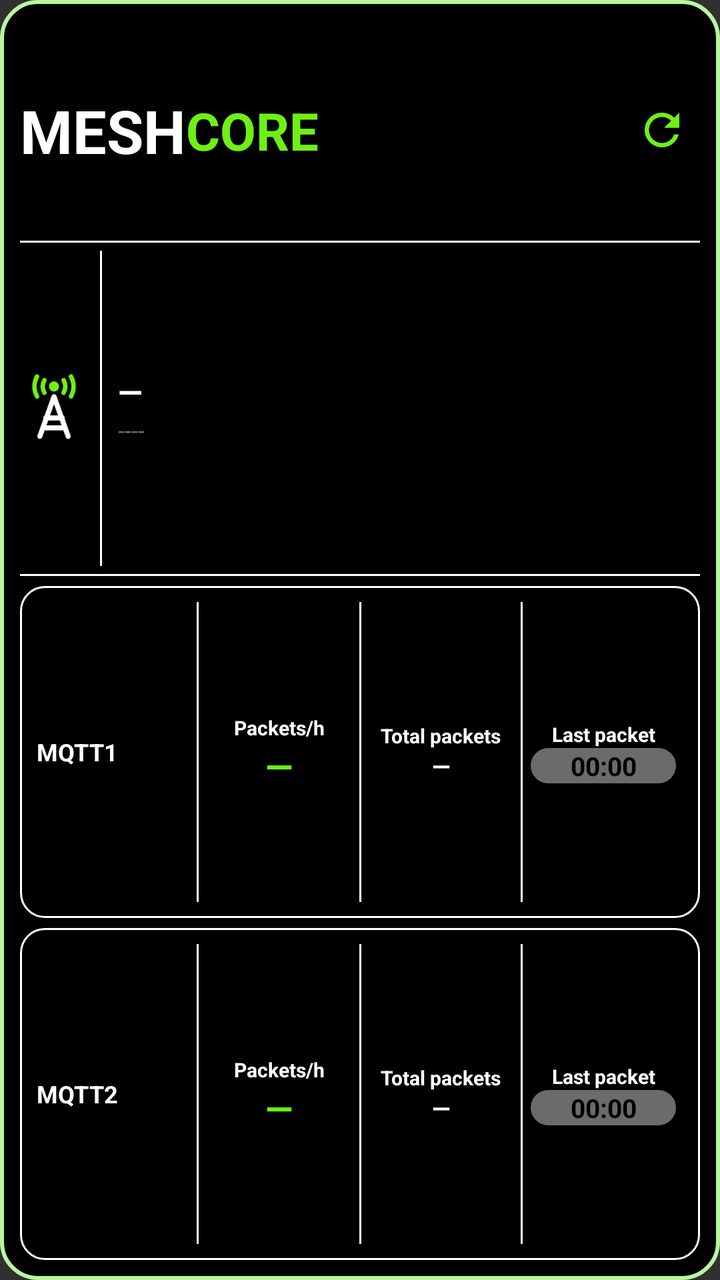
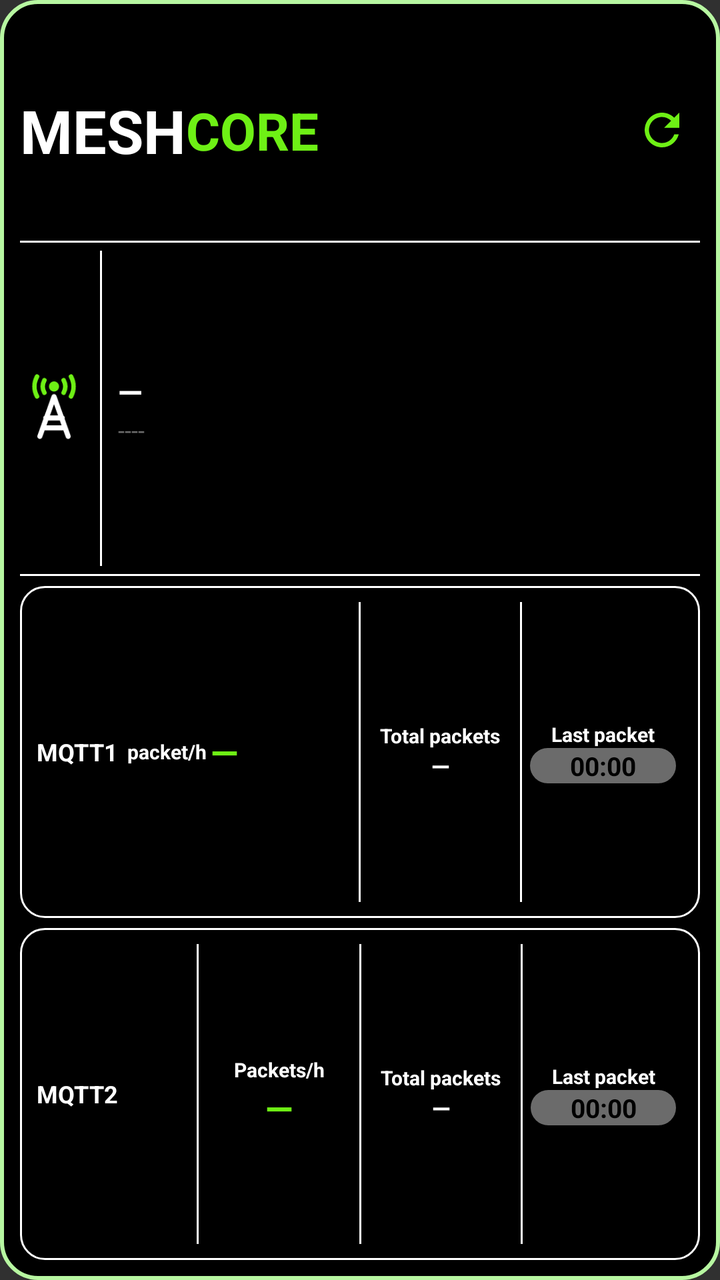

Before-and-after screenshots of an Android layout around one commit, followed by the original layout XML and the change that was made.
<!-- AndroidManifest.xml: application theme android:Theme.Material.NoActionBar -->
<!-- res/layout/widget_observer.xml -->
<?xml version="1.0" encoding="utf-8"?>
<LinearLayout xmlns:android="http://schemas.android.com/apk/res/android"
    android:id="@+id/widget_root"
    android:layout_width="match_parent"
    android:layout_height="match_parent"
    android:orientation="vertical"
    android:padding="10dp"
    android:background="@drawable/widget_bg">

    
    <LinearLayout
        android:layout_width="match_parent"
        android:layout_height="0dp"
        android:layout_weight="2"
        android:orientation="horizontal"
        android:gravity="center_vertical">
        <TextView android:layout_width="wrap_content" android:layout_height="wrap_content"
            android:text="MESH" android:textColor="#FFFFFF" android:textStyle="bold" android:textSize="30sp" android:maxLines="1"/>
        <TextView android:layout_width="wrap_content" android:layout_height="wrap_content"
            android:text="CORE" android:textColor="#6EF015" android:textStyle="bold" android:textSize="26sp" android:maxLines="1"/>
        <FrameLayout android:layout_width="0dp" android:layout_height="1dp" android:layout_weight="1"/>
        <ImageView android:id="@+id/refresh_icon" android:layout_width="26dp" android:layout_height="26dp"
            android:src="@drawable/ic_refresh" android:contentDescription="@null"/>
        <ProgressBar android:id="@+id/refresh_spinner" style="?android:attr/progressBarStyleSmall"
            android:layout_width="26dp" android:layout_height="26dp" android:indeterminate="true"
            android:indeterminateTint="#FFFF9500" android:visibility="gone"/>
        <TextView android:id="@+id/interval_text" android:layout_width="wrap_content" android:layout_height="wrap_content"
            android:layout_marginStart="6dp" android:textColor="#FFFFFF" android:textStyle="bold" android:textSize="13sp" android:maxLines="1"/>
    </LinearLayout>

    <FrameLayout android:layout_width="match_parent" android:layout_height="1dp" android:background="#FFFFFF"/>

    
    <LinearLayout
        android:layout_width="match_parent"
        android:layout_height="0dp"
        android:layout_weight="3"
        android:orientation="horizontal"
        android:gravity="center_vertical"
        android:paddingTop="4dp" android:paddingBottom="4dp">
        <ImageView android:layout_width="34dp" android:layout_height="34dp"
            android:src="@drawable/ic_tower" android:contentDescription="@null"/>
        <FrameLayout android:layout_width="1dp" android:layout_height="match_parent" android:layout_marginStart="6dp" android:layout_marginEnd="8dp" android:background="#FFFFFF"/>
        <LinearLayout android:layout_width="0dp" android:layout_height="wrap_content" android:layout_weight="1" android:orientation="vertical" android:gravity="center_vertical">
            <TextView android:id="@+id/obs_name" android:layout_width="match_parent" android:layout_height="wrap_content"
                android:text="—" android:textColor="#FFFFFF" android:textStyle="bold" android:textSize="16sp" android:maxLines="1" android:ellipsize="end"/>
            <TextView android:id="@+id/obs_hash" android:layout_width="match_parent" android:layout_height="wrap_content"
                android:text="----" android:textColor="#6B6B6B" android:textSize="12sp" android:maxLines="1" android:ellipsize="end"/>
        </LinearLayout>
    </LinearLayout>

    <FrameLayout android:layout_width="match_parent" android:layout_height="1dp" android:background="#FFFFFF" android:layout_marginBottom="5dp"/>

    
    <LinearLayout
        android:layout_width="match_parent" android:layout_height="0dp" android:layout_weight="3"
        android:orientation="horizontal" android:gravity="center_vertical"
        android:background="@drawable/card_outline" android:padding="8dp">
        <LinearLayout android:layout_width="0dp" android:layout_height="wrap_content" android:layout_weight="3" android:orientation="horizontal" android:gravity="center_vertical">
            <TextView android:layout_width="wrap_content" android:layout_height="wrap_content" android:id="@+id/m1_title" android:text="MQTT1" android:textColor="#FFFFFF" android:textStyle="bold" android:gravity="center" android:textSize="12sp" android:maxLines="1"/>
        </LinearLayout>
        <FrameLayout android:layout_width="1dp" android:layout_height="match_parent" android:background="#FFFFFF"/>
        <LinearLayout android:layout_width="0dp" android:layout_height="wrap_content" android:layout_weight="3" android:orientation="vertical" android:gravity="center_horizontal">
            <TextView android:layout_width="match_parent" android:layout_height="wrap_content" android:text="Packets/h" android:textColor="#FFFFFF" android:textStyle="bold" android:gravity="center" android:textSize="10sp" android:maxLines="1" android:autoSizeTextType="uniform" android:autoSizeMinTextSize="6sp" android:autoSizeMaxTextSize="10sp" android:autoSizeStepGranularity="1sp"/>
            <TextView android:id="@+id/m1_hour" android:layout_width="match_parent" android:layout_height="wrap_content" android:text="—" android:textColor="#6EF015" android:textStyle="bold" android:gravity="center" android:textSize="18sp" android:maxLines="1" android:autoSizeTextType="uniform" android:autoSizeMinTextSize="14sp" android:autoSizeMaxTextSize="24sp" android:autoSizeStepGranularity="1sp"/>
        </LinearLayout>
        <LinearLayout android:id="@+id/m1_total_col" android:layout_width="0dp" android:layout_height="match_parent" android:layout_weight="3" android:orientation="horizontal" android:gravity="center_vertical">
        <FrameLayout android:layout_width="1dp" android:layout_height="match_parent" android:background="#FFFFFF"/>
        <LinearLayout android:layout_width="0dp" android:layout_height="wrap_content" android:layout_weight="1" android:orientation="vertical" android:gravity="center_horizontal">
            <TextView android:layout_width="match_parent" android:layout_height="wrap_content" android:text="Total packets" android:textColor="#FFFFFF" android:textStyle="bold" android:gravity="center" android:textSize="10sp" android:maxLines="1" android:autoSizeTextType="uniform" android:autoSizeMinTextSize="6sp" android:autoSizeMaxTextSize="10sp" android:autoSizeStepGranularity="1sp"/>
            <TextView android:id="@+id/m1_total" android:layout_width="match_parent" android:layout_height="wrap_content" android:text="—" android:textColor="#FFFFFF" android:textStyle="bold" android:gravity="center" android:textSize="12sp" android:maxLines="1" android:autoSizeTextType="uniform" android:autoSizeMinTextSize="10sp" android:autoSizeMaxTextSize="15sp" android:autoSizeStepGranularity="1sp"/>
        </LinearLayout>
        </LinearLayout>
        <FrameLayout android:layout_width="1dp" android:layout_height="match_parent" android:background="#FFFFFF"/>
        <LinearLayout android:layout_width="0dp" android:layout_height="wrap_content" android:layout_weight="3" android:orientation="vertical" android:gravity="center_horizontal">
            <TextView android:layout_width="match_parent" android:layout_height="wrap_content" android:text="Last packet" android:textColor="#FFFFFF" android:textStyle="bold" android:gravity="center" android:textSize="10sp" android:maxLines="1" android:autoSizeTextType="uniform" android:autoSizeMinTextSize="6sp" android:autoSizeMaxTextSize="10sp" android:autoSizeStepGranularity="1sp"/>
            <Chronometer android:id="@+id/m1_last" android:layout_width="match_parent" android:layout_height="wrap_content" android:gravity="center" android:layout_marginStart="4dp" android:layout_marginEnd="4dp" android:background="@drawable/pill_gray" android:text="—" android:textColor="#000000" android:textStyle="bold" android:textSize="13sp" android:maxLines="1" android:autoSizeTextType="uniform" android:autoSizeMinTextSize="9sp" android:autoSizeMaxTextSize="13sp" android:autoSizeStepGranularity="1sp" android:format="%s" />
        </LinearLayout>
    </LinearLayout>

    <FrameLayout android:layout_width="match_parent" android:layout_height="5dp"/>

    
    <LinearLayout
        android:layout_width="match_parent" android:layout_height="0dp" android:layout_weight="3"
        android:orientation="horizontal" android:gravity="center_vertical"
        android:background="@drawable/card_outline" android:padding="8dp">
        <LinearLayout android:layout_width="0dp" android:layout_height="wrap_content" android:layout_weight="3" android:orientation="horizontal" android:gravity="center_vertical">
            <TextView android:layout_width="wrap_content" android:layout_height="wrap_content" android:id="@+id/m2_title" android:text="MQTT2" android:textColor="#FFFFFF" android:textStyle="bold" android:gravity="center" android:textSize="12sp" android:maxLines="1"/>
        </LinearLayout>
        <FrameLayout android:layout_width="1dp" android:layout_height="match_parent" android:background="#FFFFFF"/>
        <LinearLayout android:layout_width="0dp" android:layout_height="wrap_content" android:layout_weight="3" android:orientation="vertical" android:gravity="center_horizontal">
            <TextView android:layout_width="match_parent" android:layout_height="wrap_content" android:text="Packets/h" android:textColor="#FFFFFF" android:textStyle="bold" android:gravity="center" android:textSize="10sp" android:maxLines="1" android:autoSizeTextType="uniform" android:autoSizeMinTextSize="6sp" android:autoSizeMaxTextSize="10sp" android:autoSizeStepGranularity="1sp"/>
            <TextView android:id="@+id/m2_hour" android:layout_width="match_parent" android:layout_height="wrap_content" android:text="—" android:textColor="#6EF015" android:textStyle="bold" android:gravity="center" android:textSize="18sp" android:maxLines="1" android:autoSizeTextType="uniform" android:autoSizeMinTextSize="14sp" android:autoSizeMaxTextSize="24sp" android:autoSizeStepGranularity="1sp"/>
        </LinearLayout>
        <LinearLayout android:id="@+id/m2_total_col" android:layout_width="0dp" android:layout_height="match_parent" android:layout_weight="3" android:orientation="horizontal" android:gravity="center_vertical">
        <FrameLayout android:layout_width="1dp" android:layout_height="match_parent" android:background="#FFFFFF"/>
        <LinearLayout android:layout_width="0dp" android:layout_height="wrap_content" android:layout_weight="1" android:orientation="vertical" android:gravity="center_horizontal">
            <TextView android:layout_width="match_parent" android:layout_height="wrap_content" android:text="Total packets" android:textColor="#FFFFFF" android:textStyle="bold" android:gravity="center" android:textSize="10sp" android:maxLines="1" android:autoSizeTextType="uniform" android:autoSizeMinTextSize="6sp" android:autoSizeMaxTextSize="10sp" android:autoSizeStepGranularity="1sp"/>
            <TextView android:id="@+id/m2_total" android:layout_width="match_parent" android:layout_height="wrap_content" android:text="—" android:textColor="#FFFFFF" android:textStyle="bold" android:gravity="center" android:textSize="12sp" android:maxLines="1" android:autoSizeTextType="uniform" android:autoSizeMinTextSize="10sp" android:autoSizeMaxTextSize="15sp" android:autoSizeStepGranularity="1sp"/>
        </LinearLayout>
        </LinearLayout>
        <FrameLayout android:layout_width="1dp" android:layout_height="match_parent" android:background="#FFFFFF"/>
        <LinearLayout android:layout_width="0dp" android:layout_height="wrap_content" android:layout_weight="3" android:orientation="vertical" android:gravity="center_horizontal">
            <TextView android:layout_width="match_parent" android:layout_height="wrap_content" android:text="Last packet" android:textColor="#FFFFFF" android:textStyle="bold" android:gravity="center" android:textSize="10sp" android:maxLines="1" android:autoSizeTextType="uniform" android:autoSizeMinTextSize="6sp" android:autoSizeMaxTextSize="10sp" android:autoSizeStepGranularity="1sp"/>
            <Chronometer android:id="@+id/m2_last" android:layout_width="match_parent" android:layout_height="wrap_content" android:layout_marginStart="4dp" android:layout_marginEnd="4dp" android:gravity="center" android:background="@drawable/pill_gray" android:text="—" android:textColor="#000000" android:textStyle="bold" android:textSize="13sp" android:maxLines="1" android:autoSizeTextType="uniform" android:autoSizeMinTextSize="9sp" android:autoSizeMaxTextSize="13sp" android:autoSizeStepGranularity="1sp" android:format="%s" />
        </LinearLayout>
    </LinearLayout>
</LinearLayout>
<!-- resources referenced by this layout -->
<resources>
  <!-- drawable card_outline (drawable) -->
  <?xml version="1.0" encoding="utf-8"?>
  <shape xmlns:android="http://schemas.android.com/apk/res/android" android:shape="rectangle">
      <solid android:color="#000000"/>
      <stroke android:width="1dp" android:color="#FFFFFF"/>
      <corners android:radius="12dp"/>
  </shape>
  <!-- drawable ic_refresh (drawable) -->
  <?xml version="1.0" encoding="utf-8"?>
  <vector xmlns:android="http://schemas.android.com/apk/res/android" android:width="24dp" android:height="24dp" android:viewportWidth="24" android:viewportHeight="24">
      <path android:fillColor="#6EF015" android:pathData="M17.65,6.35C16.2,4.9 14.21,4 12,4c-4.42,0 -7.99,3.58 -7.99,8s3.57,8 7.99,8c3.73,0 6.84,-2.55 7.73,-6h-2.08c-0.82,2.33 -3.04,4 -5.65,4 -3.31,0 -6,-2.69 -6,-6s2.69,-6 6,-6c1.66,0 3.14,0.69 4.22,1.78L13,11h7V4l-2.35,2.35z"/>
  </vector>
  <!-- drawable ic_tower (drawable) -->
  <?xml version="1.0" encoding="utf-8"?>
  <vector xmlns:android="http://schemas.android.com/apk/res/android" android:width="48dp" android:height="48dp" android:viewportWidth="24" android:viewportHeight="24">
      <path android:fillColor="#6EF015" android:pathData="M12,4.4m-1.8,0a1.8,1.8 0,1 1,3.6 0a1.8,1.8 0,1 1,-3.6 0"/>
      <path android:strokeColor="#6EF015" android:strokeWidth="1.6" android:strokeLineCap="round" android:pathData="M8.6,2.2A4.6,4.6 0,0 0,8.6,6.6M15.4,2.2A4.6,4.6 0,0 1,15.4,6.6M6,0.9A7.4,7.4 0,0 0,6,7.9M18,0.9A7.4,7.4 0,0 1,18,7.9"/>
      <path android:strokeColor="#FFFFFF" android:strokeWidth="1.8" android:strokeLineCap="round" android:strokeLineJoin="round" android:pathData="M12,8L7,22M12,8L17,22M9.1,15.5L14.9,15.5M8.2,19L15.8,19"/>
  </vector>
  <!-- drawable pill_gray (drawable) -->
  <?xml version="1.0" encoding="utf-8"?>
  <shape xmlns:android="http://schemas.android.com/apk/res/android" android:shape="rectangle">
      <solid android:color="#6B6B6B"/>
      <corners android:radius="11dp"/>
  </shape>
  <!-- drawable widget_bg (drawable) -->
  <?xml version="1.0" encoding="utf-8"?>
  <shape xmlns:android="http://schemas.android.com/apk/res/android" android:shape="rectangle">
      <solid android:color="#000000"/>
      <stroke android:width="2dp" android:color="#B7F7A1"/>
      <corners android:radius="18dp"/>
  </shape>
</resources>

<!-- the commit's change to res/layout/widget_observer.xml (unified diff, before → after) -->
@@ -56,13 +56,10 @@
         android:layout_width="match_parent" android:layout_height="0dp" android:layout_weight="3"
         android:orientation="horizontal" android:gravity="center_vertical"
         android:background="@drawable/card_outline" android:padding="8dp">
-        <LinearLayout android:layout_width="0dp" android:layout_height="wrap_content" android:layout_weight="3" android:orientation="horizontal" android:gravity="center_vertical">
+        <LinearLayout android:layout_width="0dp" android:layout_height="wrap_content" android:layout_weight="6" android:orientation="horizontal" android:gravity="center_vertical">
             <TextView android:layout_width="wrap_content" android:layout_height="wrap_content" android:id="@+id/m1_title" android:text="MQTT1" android:textColor="#FFFFFF" android:textStyle="bold" android:gravity="center" android:textSize="12sp" android:maxLines="1"/>
-        </LinearLayout>
-        <FrameLayout android:layout_width="1dp" android:layout_height="match_parent" android:background="#FFFFFF"/>
-        <LinearLayout android:layout_width="0dp" android:layout_height="wrap_content" android:layout_weight="3" android:orientation="vertical" android:gravity="center_horizontal">
-            <TextView android:layout_width="match_parent" android:layout_height="wrap_content" android:text="Packets/h" android:textColor="#FFFFFF" android:textStyle="bold" android:gravity="center" android:textSize="10sp" android:maxLines="1" android:autoSizeTextType="uniform" android:autoSizeMinTextSize="6sp" android:autoSizeMaxTextSize="10sp" android:autoSizeStepGranularity="1sp"/>
-            <TextView android:id="@+id/m1_hour" android:layout_width="match_parent" android:layout_height="wrap_content" android:text="—" android:textColor="#6EF015" android:textStyle="bold" android:gravity="center" android:textSize="18sp" android:maxLines="1" android:autoSizeTextType="uniform" android:autoSizeMinTextSize="14sp" android:autoSizeMaxTextSize="24sp" android:autoSizeStepGranularity="1sp"/>
+            <TextView android:layout_width="wrap_content" android:layout_height="wrap_content" android:text="  packet/h " android:textColor="#FFFFFF" android:textStyle="bold" android:gravity="center" android:textSize="10sp" android:maxLines="1"/>
+            <TextView android:id="@+id/m1_hour" android:layout_width="wrap_content" android:layout_height="wrap_content" android:text="—" android:textColor="#6EF015" android:textStyle="bold" android:gravity="center" android:textSize="18sp" android:maxLines="1"/>
         </LinearLayout>
         <LinearLayout android:id="@+id/m1_total_col" android:layout_width="0dp" android:layout_height="match_parent" android:layout_weight="3" android:orientation="horizontal" android:gravity="center_vertical">
         <FrameLayout android:layout_width="1dp" android:layout_height="match_parent" android:background="#FFFFFF"/>
